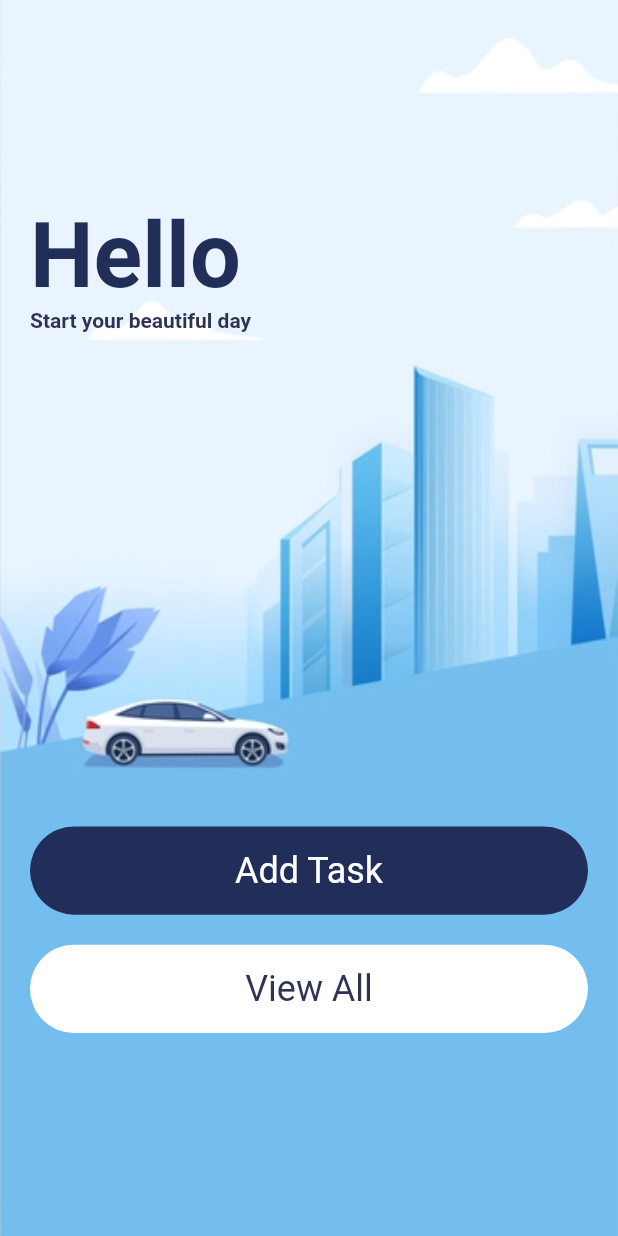
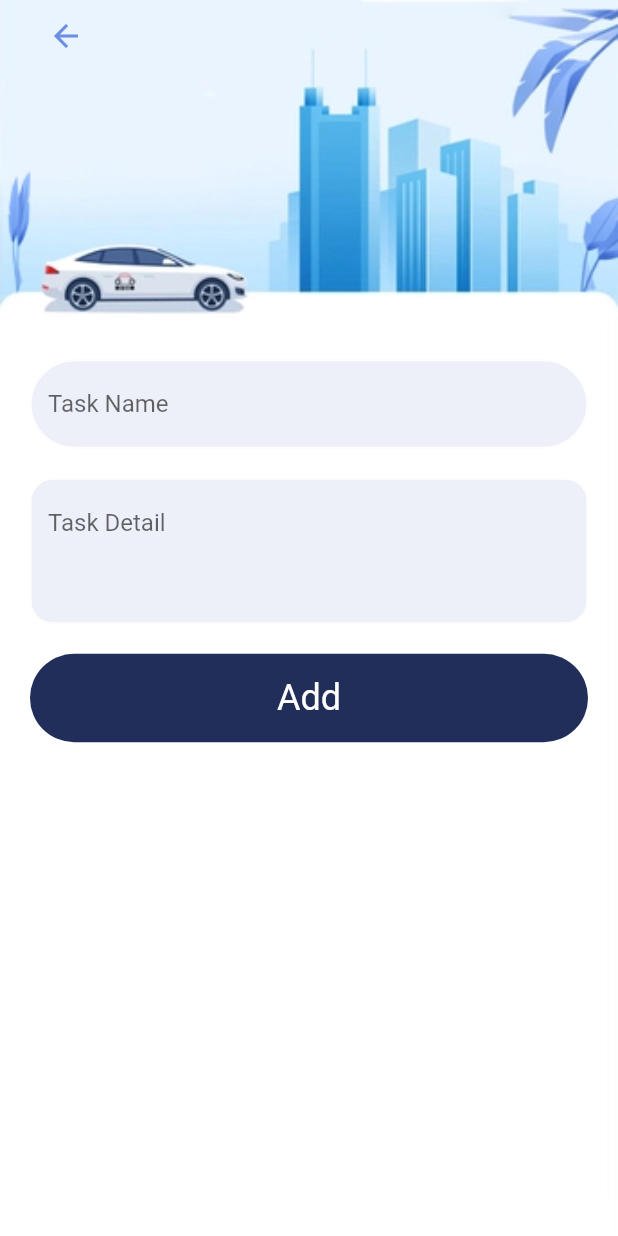
Before and after one commit to ThakshilaJayathilake/task-scheduler, a Flutter app: the screen it shows after launch, on a phone screen of 412 x 824 dp. Run offline on Flutter 3.47's test engine with Material 2 defaults, Android fonts, the phone set to English and light mode, and no system bars.

Commit message:
Complete Add task

```diff
--- a/flutter_golang/lib/main.dart
+++ b/flutter_golang/lib/main.dart
@@ -1,4 +1,5 @@
 import 'package:flutter/material.dart';
+import 'package:flutter_golang_yt/screens/add_task.dart';
 import 'package:flutter_golang_yt/screens/home_screen.dart';
 
 void main() {
@@ -17,7 +18,7 @@ class MyApp extends StatelessWidget {
       theme: ThemeData(
         primarySwatch: Colors.blue,
       ),
-      home: const HomeScreen(),
+      home: const AddTask(),
     );
   }
 }
--- /dev/null
+++ b/flutter_golang/lib/screens/add_task.dart
@@ -0,0 +1,61 @@
+import 'package:flutter/cupertino.dart';
+import 'package:flutter/foundation.dart';
+import 'package:flutter/material.dart';
+import 'package:flutter_golang_yt/widget/button_widget.dart';
+
+import '../colors/app_colors.dart';
+import '../widget/textfield_widget.dart';
+
+class AddTask extends StatelessWidget {
+  const AddTask({Key? key}) : super(key: key);
+
+  @override
+  Widget build(BuildContext context) {
+    TextEditingController nameController = TextEditingController();
+    TextEditingController detailController = TextEditingController();
+    return Scaffold(
+      body: Container(
+        width: double.maxFinite,
+        height: double.maxFinite,
+        padding: const EdgeInsets.only(left: 20, right: 20),
+        decoration: const BoxDecoration(
+          image: DecorationImage(
+            fit: BoxFit.cover,
+              image: AssetImage(
+                "assets/addtask1.jpg"
+              ))
+        ),
+        child: Column(
+          crossAxisAlignment: CrossAxisAlignment.start,
+          mainAxisAlignment: MainAxisAlignment.spaceBetween,
+          children: [
+            Column(
+              children: [
+                // const SizedBox(height: 60,),
+                IconButton(onPressed: (){},
+                    icon: Icon(Icons.arrow_back,
+                    color: AppColors.secondaryColor,
+                    ))
+              ]),
+            Column(
+              children: [
+                TextFieldWidget(textController: nameController,
+                  hintText: "Task Name"),
+                const SizedBox(height: 20,),
+                TextFieldWidget(textController: detailController,
+                    hintText: "Task Detail",
+                    borderRadius: 15,
+                    maxLines: 3,),
+                const SizedBox(height: 20,),
+                ButtonWidget(backgroundcolor: AppColors.mainColor, text: "Add", textColor: Colors.white)
+              ],
+            ),
+            SizedBox(
+              height: MediaQuery.of(context).size.height/6,
+            )
+          ],
+        ),
+      ),
+    );
+  }
+}
--- /dev/null
+++ b/flutter_golang/lib/widget/textfield_widget.dart
@@ -0,0 +1,39 @@
+import 'package:flutter/cupertino.dart';
+import 'package:flutter/material.dart';
+
+import '../colors/app_colors.dart';
+
+class TextFieldWidget extends StatelessWidget {
+  final TextEditingController textController;
+  final String hintText;
+  final double? borderRadius;
+  final int? maxLines;
+  const TextFieldWidget({Key? key, required this.textController, required this.hintText, this.borderRadius=30, this.maxLines=1}) : super(key: key);
+
+  @override
+  Widget build(BuildContext context) {
+    return TextField(
+      maxLines: maxLines,
+      controller: textController,
+      decoration: InputDecoration(
+        filled: true,
+        fillColor: AppColors.textHolder,
+        hintText: hintText,
+        focusedBorder: OutlineInputBorder(
+            borderRadius: BorderRadius.circular(borderRadius!),
+            borderSide: const BorderSide(
+                color: Colors.white,
+                width: 1
+            )
+        ),
+        enabledBorder: OutlineInputBorder(
+            borderRadius: BorderRadius.circular(borderRadius!),
+            borderSide: const BorderSide(
+                color: Colors.white,
+                width: 1
+            )
+        ),
+      ),
+    );
+  }
+}
--- a/flutter_golang/pubspec.yaml
+++ b/flutter_golang/pubspec.yaml
@@ -59,7 +59,7 @@ flutter:
 
   # To add assets to your application, add an assets section, like this:
   assets:
-    - assets/welcome.jpg
+    - assets/
   #   - images/a_dot_ham.jpeg
 
   # An image asset can refer to one or more resolution-specific "variants", see
```
